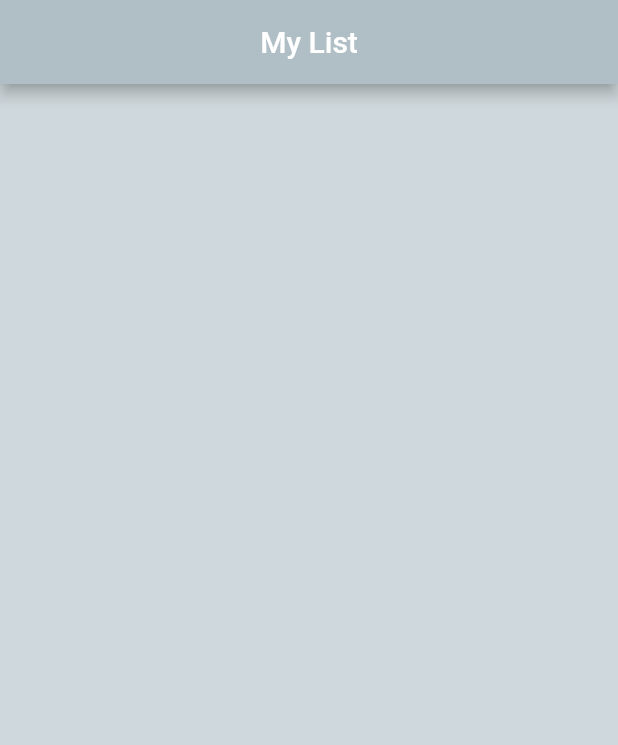
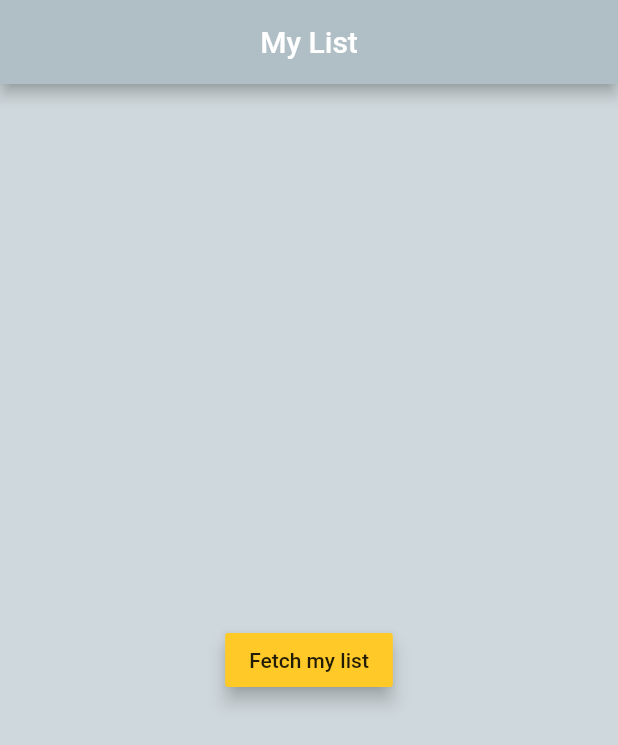
Before and after one commit to luggy-wuggy/company_challenge, a Flutter app: the screen it shows after launch, on a phone screen of 412 x 824 dp. Shown: the top 745 px of the screen. Run offline on Flutter 3.47's test engine with Material 2 defaults, Android fonts, the phone set to English and light mode, and no system bars.

Commit message:
complete challenge

```diff
--- a/fetch_challenge/lib/main.dart
+++ b/fetch_challenge/lib/main.dart
@@ -1,4 +1,6 @@
+import 'package:fetch_challenge/providers/home_screen_provider.dart';
 import 'package:flutter/material.dart';
+import 'package:provider/provider.dart';
 
 import 'screens/home_screen.dart';
 
@@ -7,14 +9,21 @@ void main() {
 }
 
 class MyApp extends StatelessWidget {
-  // This widget is the root of your application.
   @override
   Widget build(BuildContext context) {
     return MaterialApp(
       theme: ThemeData(
         visualDensity: VisualDensity.adaptivePlatformDensity,
       ),
-      home: HomeScreen(),
+      debugShowCheckedModeBanner: false,
+      home: MultiProvider(
+        providers: [
+          ChangeNotifierProvider(
+            create: (_) => HomeScreenProvider(),
+          )
+        ],
+        child: HomeScreen(),
+      ),
     );
   }
 }
--- a/fetch_challenge/lib/models/fetch_model.dart
+++ b/fetch_challenge/lib/models/fetch_model.dart
@@ -1,3 +1,7 @@
+/// Fetch model \n
+/// int id : the id of the object;
+/// int listId: the grouping id (1-4);
+/// String name: "Item $id";
 class Fetch {
   int id;
   int listId;
@@ -5,6 +9,7 @@ class Fetch {
 
   Fetch({this.id, this.listId, this.name});
 
+  /// Maps json into objects of Fetch
   Fetch.fromJson(Map<String, dynamic> json) {
     id = json['id'];
     listId = json['listId'];
--- /dev/null
+++ b/fetch_challenge/lib/providers/home_screen_provider.dart
@@ -0,0 +1,28 @@
+import 'package:flutter/material.dart';
+
+import 'package:fetch_challenge/models/fetch_model.dart';
+import 'package:fetch_challenge/services/fetch_json_service.dart'
+    as jsonService;
+
+/// A provider model that contains data that can be accessed in any parts of the HomeScreen and it's widgets.
+class HomeScreenProvider extends ChangeNotifier {
+  /// This boolean is to trigger user action on FetchButton.
+  /// Default value is false.
+  bool isFetching = false;
+
+  /// The list of [Fetch] objects in which will be displayed on UI
+  List<Fetch> fetchList = [];
+
+  /// Triggers the value [isFetching], so the UI can change accordingly
+  void toggleFetching() {
+    isFetching = true;
+    notifyListeners();
+  }
+
+  /// Calls the [fetch_json_service], in order to retrieve data from AWS S3
+  /// and returns a List of Fetch objects once complete
+  Future<List<Fetch>> fetchData() async {
+    fetchList = await jsonService.fetchJSON();
+    return fetchList;
+  }
+}
--- a/fetch_challenge/lib/screens/home_screen.dart
+++ b/fetch_challenge/lib/screens/home_screen.dart
@@ -1,91 +1,25 @@
-import 'package:fetch_challenge/models/fetch_model.dart';
-import 'package:fetch_challenge/services/fetch_json_service.dart';
+import 'package:fetch_challenge/widgets/card_list.dart';
 import 'package:flutter/material.dart';
+import 'package:provider/provider.dart';
 
-class HomeScreen extends StatefulWidget {
-  @override
-  _HomeScreenState createState() => _HomeScreenState();
-}
+import '../providers/home_screen_provider.dart';
+import '../widgets/fetch_button.dart';
 
-class _HomeScreenState extends State<HomeScreen> {
-  List<Fetch> _fetchList = List<Fetch>();
-
-  @override
-  void initState() {
-    fetchJSON().then(
-      (value) {
-        setState(
-          () {
-            _fetchList.addAll(value);
-          },
-        );
-      },
-    );
-    super.initState();
-  }
+class HomeScreen extends StatelessWidget {
+  final String _title = 'My List';
 
   @override
   Widget build(BuildContext context) {
+    HomeScreenProvider homeProvider = Provider.of<HomeScreenProvider>(context);
+
     return Scaffold(
       appBar: AppBar(
-        title: Text('My List'),
+        title: Text(_title),
         backgroundColor: Colors.blueGrey[200],
         centerTitle: true,
       ),
       backgroundColor: Colors.blueGrey[100],
-      body: true
-          ? ListView.builder(
-              itemBuilder: (context, int index) {
-                return Card(
-                  margin: EdgeInsets.symmetric(horizontal: 20, vertical: 10),
-                  child: Padding(
-                    padding: EdgeInsets.only(
-                      left: 20,
-                      top: 25,
-                      bottom: 25,
-                    ),
-                    child: Center(
-                      child: Row(
-                        children: [
-                          Text(
-                            "${_fetchList[index].listId}",
-                            style: TextStyle(
-                              fontSize: 27,
-                              fontWeight: FontWeight.w500,
-                            ),
-                          ),
-                          SizedBox(
-                            width: 20,
-                          ),
-                          Text(
-                            "${_fetchList[index].name}",
-                            style: TextStyle(
-                              fontSize: 24,
-                              fontWeight: FontWeight.w400,
-                              color: Colors.grey[600],
-                            ),
-                          ),
-                        ],
-                      ),
-                    ),
-                  ),
-                );
-              },
-              itemCount: _fetchList.length,
-            )
-          : Center(
-              child: RaisedButton(
-                focusColor: Colors.lightBlue[200],
-                splashColor: Colors.blueGrey[300],
-                highlightColor: Colors.lightBlue[300],
-                color: Colors.blueGrey[300],
-                textColor: Colors.white,
-                child: Text('Fetch my list'),
-                onPressed: () {
-                  //fetch json data service
-                },
-              ),
-            ),
+      body: homeProvider.isFetching ? CardList() : FetchButton(),
     );
   }
 }
--- /dev/null
+++ b/fetch_challenge/lib/widgets/fetch_button.dart
@@ -0,0 +1,25 @@
+import 'package:flutter/material.dart';
+import 'package:provider/provider.dart';
+
+import 'package:fetch_challenge/providers/home_screen_provider.dart';
+
+class FetchButton extends StatelessWidget {
+  final String _title = 'Fetch my list';
+
+  @override
+  Widget build(BuildContext context) {
+    HomeScreenProvider homeProvider = Provider.of<HomeScreenProvider>(context);
+
+    return Center(
+      child: RaisedButton(
+        onPressed: () {
+          homeProvider.toggleFetching();
+        },
+        child: Text(_title),
+        elevation: 5,
+        color: Colors.amber[400],
+        splashColor: Colors.blueGrey[100],
+      ),
+    );
+  }
+}
--- a/fetch_challenge/pubspec.yaml
+++ b/fetch_challenge/pubspec.yaml
@@ -29,6 +29,7 @@ dependencies:
   # Use with the CupertinoIcons class for iOS style icons.
   cupertino_icons: ^0.1.3
   http: ^0.12.2
+  provider: ^4.3.2+2
 
 dev_dependencies:
   flutter_test:
```
Also changed, not shown: fetch_challenge/lib/services/fetch_json_service.dart (+7 -0 lines), fetch_challenge/lib/widgets/card_list.dart (added, +68 -0 lines), fetch_challenge/pubspec.lock.
